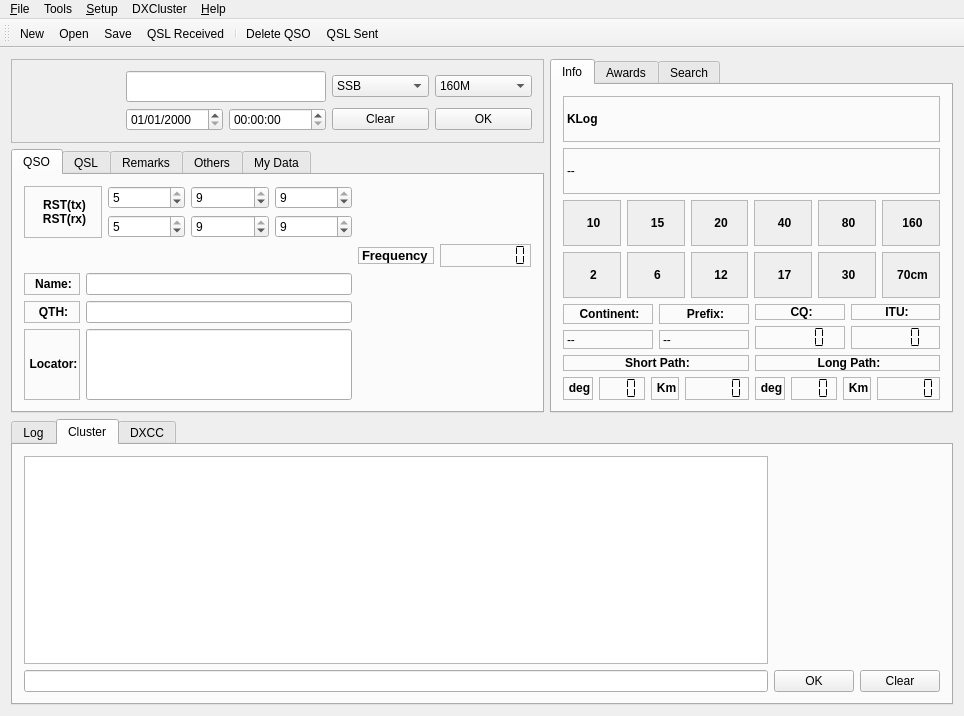
dbasden/klog, file src/klog.ui: the form before one commit.
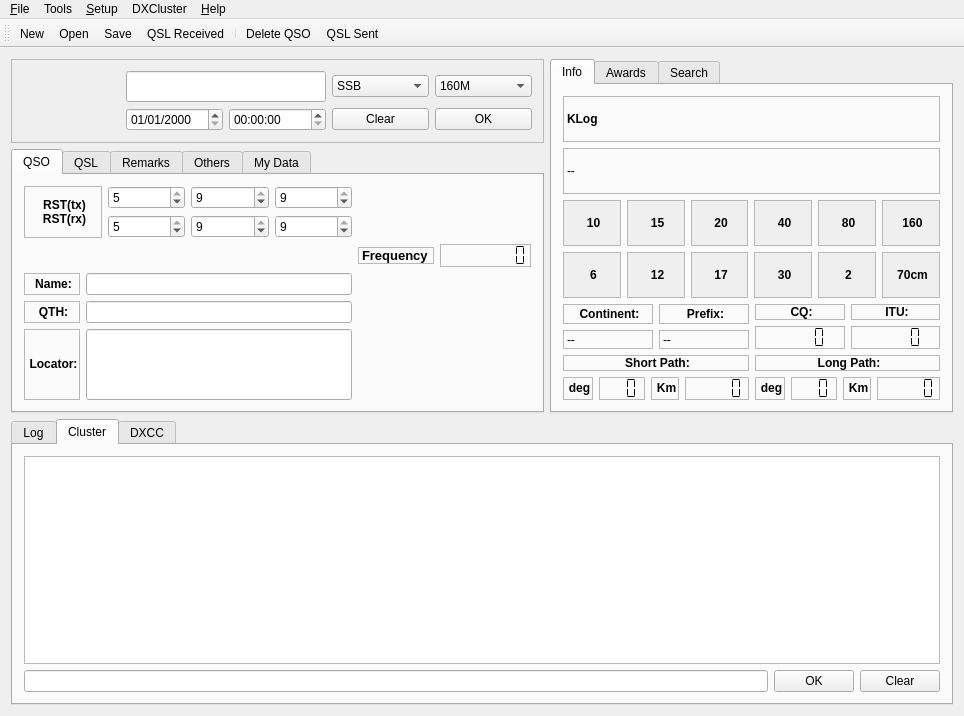
The form after the commit. The open tabs and pages were chosen to show the change. Icons and pictures are not drawn. Custom widgets are drawn as their Qt base class.

Commit message: Added the color support to the DXCLuster. Added the color support to the searchBox.

Diff of the .ui file:
```diff
--- a/src/klog.ui
+++ b/src/klog.ui
@@ -137,8 +137,18 @@
           </property>
          </widget>
         </item>
-        <item row="0" column="0">
-         <widget class="QListWidget" name="dxclusterListWidget"/>
+        <item row="0" column="0" colspan="3">
+         <widget class="QListWidget" name="dxclusterListWidget">
+          <property name="font">
+           <font>
+            <weight>75</weight>
+            <bold>true</bold>
+           </font>
+          </property>
+          <property name="selectionRectVisible">
+           <bool>true</bool>
+          </property>
+         </widget>
         </item>
        </layout>
       </widget>
@@ -398,25 +408,6 @@
         </item>
         <item row="3" column="0">
          <layout class="QHBoxLayout">
-          <item>
-           <widget class="QLabel" name="textLabelBand2">
-            <property name="autoFillBackground">
-             <bool>true</bool>
-            </property>
-            <property name="frameShape">
-             <enum>QFrame::StyledPanel</enum>
-            </property>
-            <property name="frameShadow">
-             <enum>QFrame::Raised</enum>
-            </property>
-            <property name="text">
-             <string>&lt;p align=&quot;center&quot;&gt;&lt;b&gt;2&lt;/b&gt;&lt;/p&gt;</string>
-            </property>
-            <property name="wordWrap">
-             <bool>false</bool>
-            </property>
-           </widget>
-          </item>
           <item>
            <widget class="QLabel" name="textLabelBand6">
             <property name="autoFillBackground">
@@ -493,6 +484,25 @@
             </property>
            </widget>
           </item>
+          <item>
+           <widget class="QLabel" name="textLabelBand2">
+            <property name="autoFillBackground">
+             <bool>true</bool>
+            </property>
+            <property name="frameShape">
+             <enum>QFrame::StyledPanel</enum>
+            </property>
+            <property name="frameShadow">
+             <enum>QFrame::Raised</enum>
+            </property>
+            <property name="text">
+             <string>&lt;p align=&quot;center&quot;&gt;&lt;b&gt;2&lt;/b&gt;&lt;/p&gt;</string>
+            </property>
+            <property name="wordWrap">
+             <bool>false</bool>
+            </property>
+           </widget>
+          </item>
           <item>
            <widget class="QLabel" name="textLabelBand70cm">
             <property name="autoFillBackground">
```
Left out of the diff: 8 changed lines with no effect on the pictures. The commit also changes 2 other files.
